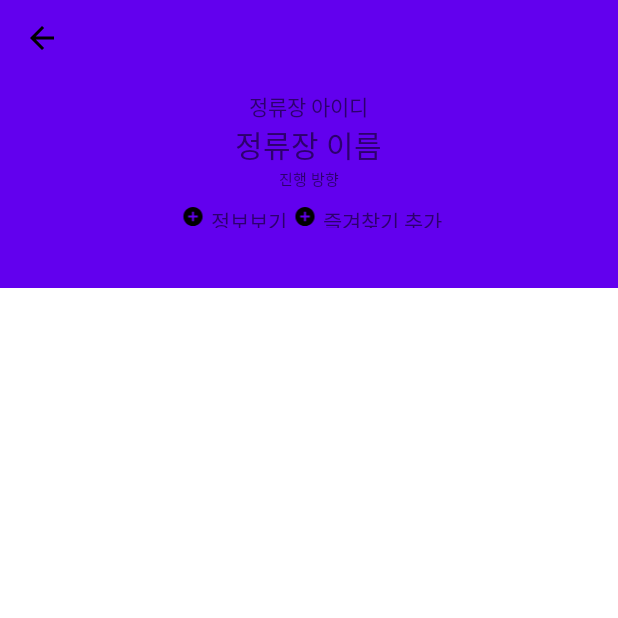
After one commit to J1WonLee/MyBus_v4, an Android app: the StopDetailActivity screen opened directly, with no data from a screen before it, on a phone screen of 412 x 824 dp, the top half of it. The commit adds this screen. Run offline under Robolectric (Android 15) with nearby library versions, the phone set to English and light mode, and no system bars; 1 statement that could not run was skipped.

Commit message:
정류장 상세보기 ui 작업

```diff
--- a/app/src/main/AndroidManifest.xml
+++ b/app/src/main/AndroidManifest.xml
@@ -18,6 +18,9 @@
         android:theme="@style/Theme.MyBus"
         android:usesCleartextTraffic="true"
         tools:targetApi="31">
+        <activity
+            android:name=".searchDetail.StopDetailActivity"
+            android:exported="false" />
         <activity
             android:name=".menu.alarm.AddAlarmActivity"
             android:exported="false" />
--- a/app/src/main/java/com/example/mybus/menu/MyAlarmActivity.java
+++ b/app/src/main/java/com/example/mybus/menu/MyAlarmActivity.java
@@ -29,7 +29,7 @@ public class MyAlarmActivity extends AppCompatActivity {
        toolbar = binding.toolbar;
        setSupportActionBar(toolbar);
        getSupportActionBar().setDisplayShowTitleEnabled(false);
-        getSupportActionBar().setDisplayHomeAsUpEnabled(true);
+       getSupportActionBar().setDisplayHomeAsUpEnabled(true);
        getSupportActionBar().setHomeAsUpIndicator(R.drawable.ic_baseline_arrow_back_24);
     }
 
--- a/app/src/main/java/com/example/mybus/search/StopListsFragment.java
+++ b/app/src/main/java/com/example/mybus/search/StopListsFragment.java
@@ -1,5 +1,6 @@
 package com.example.mybus.search;
 
+import android.content.Intent;
 import android.os.Bundle;
 
 import androidx.databinding.DataBindingUtil;
@@ -23,6 +24,7 @@ import com.example.mybus.R;
 import com.example.mybus.apisearch.itemList.StopSchList;
 import com.example.mybus.apisearch.wrapper.StopSearchUidWrap;
 import com.example.mybus.databinding.FragmentStopListsBinding;
+import com.example.mybus.searchDetail.StopDetailActivity;
 import com.example.mybus.viewmodel.SearchViewModel;
 
 import java.util.List;
@@ -105,6 +107,8 @@ public class StopListsFragment extends Fragment {
             public void onItemClick(View v, int position) {
                 Log.d("kkang", "position : " + stopLists.get(position).getArsId());
                 searchViewModel.insertRecentStopSch(stopLists.get(position));
+                Intent intent = new Intent(getActivity(), StopDetailActivity.class);
+                startActivity(intent);
             }
         });
     }
--- /dev/null
+++ b/app/src/main/java/com/example/mybus/searchDetail/StopDetailActivity.java
@@ -0,0 +1,87 @@
+package com.example.mybus.searchDetail;
+
+import androidx.annotation.NonNull;
+import androidx.appcompat.app.AppCompatActivity;
+import androidx.appcompat.widget.Toolbar;
+
+import android.os.Bundle;
+import android.view.Menu;
+import android.view.MenuInflater;
+import android.view.MenuItem;
+
+import com.example.mybus.R;
+import com.example.mybus.databinding.ActivityStopDetailBinding;
+import com.google.android.material.appbar.AppBarLayout;
+import com.google.android.material.appbar.CollapsingToolbarLayout;
+
+public class StopDetailActivity extends AppCompatActivity {
+    private ActivityStopDetailBinding binding;
+    private Toolbar toolbar;
+    private CollapsingToolbarLayout collapsingToolbarLayout;
+    private AppBarLayout appBarLayout;
+    private Menu menu;
+    @Override
+    protected void onCreate(Bundle savedInstanceState) {
+        super.onCreate(savedInstanceState);
+        binding = ActivityStopDetailBinding.inflate(getLayoutInflater());
+        setContentView(binding.getRoot());
+
+        initView();
+    }
+
+    public void initView(){
+        toolbar = binding.stopDetailToolbar;
+        setSupportActionBar(toolbar);
+        getSupportActionBar().setDisplayShowTitleEnabled(false);
+        getSupportActionBar().setDisplayHomeAsUpEnabled(true);
+        getSupportActionBar().setHomeAsUpIndicator(R.drawable.ic_baseline_arrow_back_24);
+        getSupportActionBar().setHomeAsUpIndicator(R.drawable.ic_baseline_arrow_back_24);
+
+        collapsingToolbarLayout = binding.stopDetailCollapsing;
+        collapsingToolbarLayout.setCollapsedTitleTextAppearance(R.style.CollapsingToolbar_TitleText);
+        collapsingToolbarLayout.setExpandedTitleTextAppearance(R.style.CollapsingToolbar_TitleText);
+
+        collapsingToolbarLayout.setTitle("");
+
+        appBarLayout = binding.stopAppbar;
+        appBarLayout.addOnOffsetChangedListener(new AppBarLayout.OnOffsetChangedListener() {
+            boolean isShow = false;
+            int scrollRange = -1;
+            @Override
+            public void onOffsetChanged(AppBarLayout appBarLayout, int verticalOffset) {
+                if (scrollRange == -1) {
+                    scrollRange = appBarLayout.getTotalScrollRange();
+                }
+                if (scrollRange + verticalOffset == 0) {
+                    collapsingToolbarLayout.setTitle("정류장 이름");
+                    showOption(R.id.action_add_fav);
+                    isShow = true;
+                } else if (isShow) {
+                    collapsingToolbarLayout.setTitle(" ");
+                    hideOption(R.id.action_add_fav);
+                    isShow = false;
+                }
+
+            }
+        });
+    }
+
+    @Override
+    public boolean onCreateOptionsMenu(@NonNull Menu menu) {
+        this.menu = menu;
+        MenuInflater menuInflater = getMenuInflater();
+        menuInflater.inflate(R.menu.menu_search_detail, menu);
+        hideOption(R.id.action_add_fav);
+        return true;
+    }
+
+    public void showOption(int id){
+        MenuItem item = menu.findItem(id);
+        item.setVisible(true);
+    }
+
+    public void hideOption(int id){
+        MenuItem item = menu.findItem(id);
+        item.setVisible(false);
+    }
+}
--- /dev/null
+++ b/app/src/main/res/layout/activity_stop_detail.xml
@@ -0,0 +1,93 @@
+<?xml version="1.0" encoding="utf-8"?>
+<androidx.coordinatorlayout.widget.CoordinatorLayout
+    xmlns:android="http://schemas.android.com/apk/res/android"
+    xmlns:app="http://schemas.android.com/apk/res-auto"
+    xmlns:tools="http://schemas.android.com/tools"
+    android:layout_width="match_parent"
+    android:layout_height="match_parent"
+    tools:context=".searchDetail.StopDetailActivity">
+
+    <com.google.android.material.appbar.AppBarLayout
+        android:id="@+id/stop_Appbar"
+        android:layout_width="match_parent"
+        android:layout_height="192dp" >
+        <com.google.android.material.appbar.CollapsingToolbarLayout
+            android:id="@+id/stopDetailCollapsing"
+            android:layout_width="match_parent"
+            android:layout_height="match_parent"
+            app:contentScrim="?attr/colorPrimary"
+            app:layout_scrollFlags="scroll|exitUntilCollapsed" >
+
+            <LinearLayout
+                android:layout_width="match_parent"
+                android:layout_height="wrap_content"
+                android:gravity="center"
+                android:orientation="vertical"
+                android:padding="10dp"
+                android:layout_marginTop="50dp"
+                android:layout_marginBottom="20dp"
+                app:layout_collapseMode="parallax">
+
+                <TextView
+                    android:id="@+id/stop_arsId"
+                    android:layout_width="wrap_content"
+                    android:layout_height="wrap_content"
+                    android:text="정류장 아이디" />
+                <TextView
+                    android:id="@+id/stop_name"
+                    android:layout_width="wrap_content"
+                    android:layout_height="wrap_content"
+                    android:text="정류장 이름"
+                    android:textSize="20dp"
+                    />
+
+                <TextView
+                    android:id="@+id/stop_direction"
+                    android:layout_width="wrap_content"
+                    android:layout_height="wrap_content"
+                    android:text="진행 방향"
+                    android:textSize="10dp" />
+                <LinearLayout
+                    android:padding="10dp"
+                    android:orientation="horizontal"
+                    android:layout_width="wrap_content"
+                    android:layout_height="wrap_content">
+                    <ImageView
+                        android:src="@drawable/ic_baseline_add_circle_24"
+                        android:id="@+id/show_stop_info_icon"
+                        android:layout_width="wrap_content"
+                        android:layout_height="wrap_content" />
+                    <TextView
+                        android:id="@+id/stop_detail_info_text"
+                        android:layout_width="wrap_content"
+                        android:layout_height="wrap_content"
+                        android:text="정보보기" />
+                    <ImageView
+                        android:src="@drawable/ic_baseline_add_circle_24"
+                        android:id="@+id/stop_detail_add_fav"
+                        android:layout_width="wrap_content"
+                        android:layout_height="wrap_content" />
+                    <TextView
+                        android:id="@+id/show_stop_info_text"
+                        android:layout_width="wrap_content"
+                        android:layout_height="wrap_content"
+                        android:text="즐겨찾기 추가" />
+                </LinearLayout>
+            </LinearLayout>
+
+            <androidx.appcompat.widget.Toolbar
+                android:id="@+id/stopDetailToolbar"
+                android:layout_width="match_parent"
+                android:layout_height="50dp"
+                app:menu="@menu/menu_search_detail"
+                app:layout_collapseMode="pin" />
+        </com.google.android.material.appbar.CollapsingToolbarLayout>
+    </com.google.android.material.appbar.AppBarLayout>
+
+    <androidx.recyclerview.widget.RecyclerView
+        android:id="@+id/stopDetailRecycler"
+        android:layout_width="match_parent"
+        android:layout_height="0dp"
+        app:layout_behavior="@string/appbar_scrolling_view_behavior" />
+
+</androidx.coordinatorlayout.widget.CoordinatorLayout>
--- a/app/src/main/res/values/themes.xml
+++ b/app/src/main/res/values/themes.xml
@@ -13,4 +13,9 @@
         <item name="android:statusBarColor" tools:targetApi="l">?attr/colorPrimaryVariant</item>
         <!-- Customize your theme here. -->
     </style>
+
+    <style name="CollapsingToolbar.TitleText" parent="TextAppearance.Design.CollapsingToolbar.Expanded" >
+        <item name="android:textSize">10dp</item>
+    </style>
+
 </resources>
```
